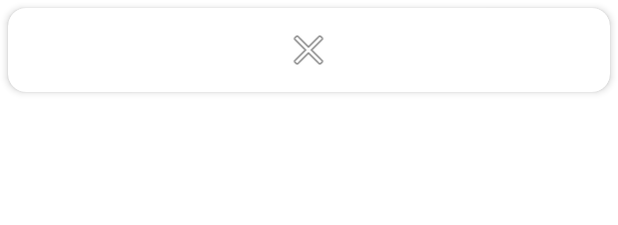
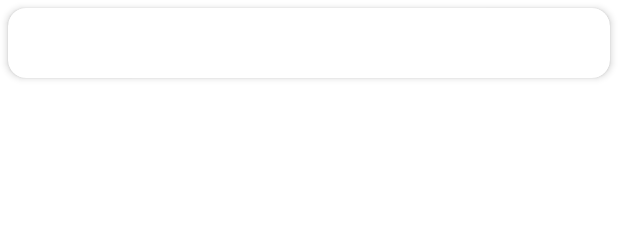
Before and after one commit to hannah-shaw/Wanderlogix, an Android app: the layout home_card_layout.xml on its own in the app's theme, with its tools: preview values and no code run, on a phone screen of 412 x 824 dp. Shown: the top 225 px of the screen. Run offline under Robolectric (Android 15) with nearby library versions, the phone set to English and light mode, and no system bars.

Commit message:
remove unused file and change card style

```diff
--- a/app/src/main/java/com/example/myapplication/fragment/HomeFragment.java
+++ b/app/src/main/java/com/example/myapplication/fragment/HomeFragment.java
@@ -15,9 +15,6 @@ import androidx.recyclerview.widget.LinearLayoutManager;
 import androidx.recyclerview.widget.RecyclerView;
 
 import com.example.myapplication.databinding.HomeFragmentBinding;
-import com.example.myapplication.entity.DiaryEntry;
-import com.example.myapplication.logix.LogixDatabase;
-import com.example.myapplication.repository.DiaryRepository;
 import com.example.myapplication.viewmodel.DiaryViewModel;
 
 import java.util.List;
--- a/app/src/main/java/com/example/myapplication/fragment/HomeRecyclerViewAdapter.java
+++ b/app/src/main/java/com/example/myapplication/fragment/HomeRecyclerViewAdapter.java
@@ -1,6 +1,5 @@
 package com.example.myapplication.fragment;
 
-import android.content.Context;
 import android.os.Bundle;
 import android.view.LayoutInflater;
 import android.view.View;
@@ -9,7 +8,6 @@ import android.view.ViewGroup;
 import androidx.annotation.NonNull;
 import androidx.fragment.app.FragmentActivity;
 import androidx.fragment.app.FragmentManager;
-import androidx.lifecycle.LiveData;
 import androidx.navigation.NavController;
 import androidx.navigation.fragment.NavHostFragment;
 import androidx.recyclerview.widget.RecyclerView;
@@ -17,9 +15,6 @@ import androidx.recyclerview.widget.RecyclerView;
 import com.example.myapplication.R;
 import com.example.myapplication.databinding.HomeCardLayoutBinding;
 import com.example.myapplication.entity.DiaryEntry;
-import com.example.myapplication.logix.Logix;
-import com.example.myapplication.logix.LogixDatabase;
-import com.example.myapplication.repository.DiaryRepository;
 import com.example.myapplication.viewmodel.DiaryViewModel;
 
 import java.util.List;
--- a/app/src/main/res/layout/home_card_layout.xml
+++ b/app/src/main/res/layout/home_card_layout.xml
@@ -11,24 +11,22 @@
     card_view:cardCornerRadius="12dp"
     card_view:cardElevation="3dp"
     card_view:contentPadding="4dp">
+
     <LinearLayout
-        xmlns:android="http://schemas.android.com/apk/res/android"
-        android:orientation="horizontal"
         android:layout_width="match_parent"
-        android:layout_height="wrap_content">
-        <TextView android:id="@+id/logix_tiltle"
-            android:layout_width="0dp"
+        android:layout_height="wrap_content"
+        android:orientation="vertical">
+
+        <TextView
+            android:id="@+id/logix_tiltle"
+            android:layout_width="match_parent"
             android:layout_height="wrap_content"
-            android:layout_weight="1" />
-        <ImageView android:id="@+id/logix_title_image"
-            android:layout_width="wrap_content"
+            />
+
+        <TextView
+            android:id="@+id/logix_introduce"
+            android:layout_width="match_parent"
             android:layout_height="wrap_content"
-            android:layout_weight="1"
-            android:padding="8dp"
-            android:src="@android:drawable/ic_menu_close_clear_cancel"/>
-        <TextView android:id="@+id/logix_introduce"
-            android:layout_width="0dp"
-            android:layout_height="wrap_content"
-            android:layout_weight="1" />
+            />
     </LinearLayout>
 </androidx.cardview.widget.CardView>
```
Also changed, not shown: app/src/main/java/com/example/myapplication/logix/Logix.java (deleted, +0 -11 lines), app/src/main/java/com/example/myapplication/logix/LogixDatabase.java (deleted, +0 -38 lines), app/src/main/java/com/example/myapplication/user/User.java (deleted, +0 -23 lines).
